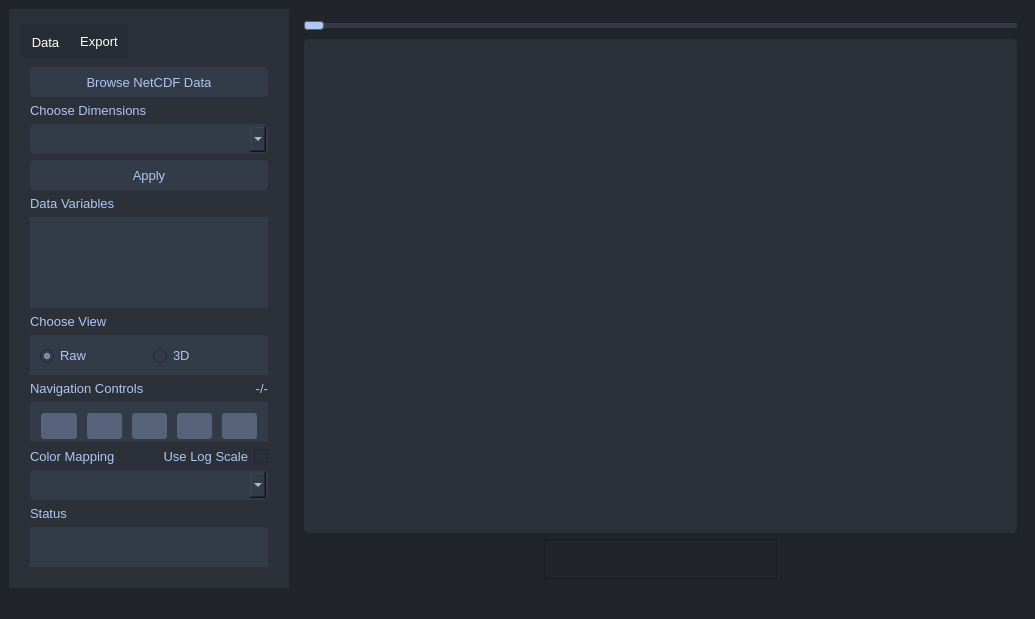
Before: the Qt Designer form assets/ui/gui.ui in sherinsugathan/GeoVis, drawn with Qt 5.
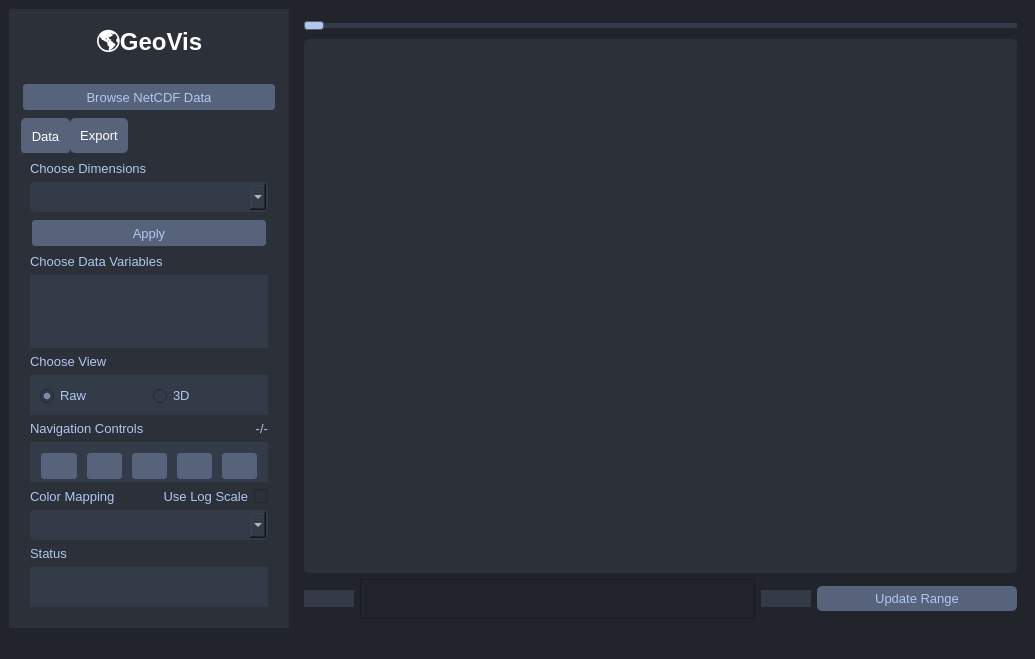
After: the same form once the commit is applied. The open tabs and pages were chosen to show the change. Icons and pictures are not drawn.

What changed in the file:
```diff
--- a/assets/ui/gui.ui
+++ b/assets/ui/gui.ui
@@ -140,7 +140,13 @@
            <number>0</number>
           </property>
           <item>
-           <widget class="QLabel" name="label_VarMin">
+           <widget class="QLineEdit" name="lineEdit_VarMin">
+            <property name="maximumSize">
+             <size>
+              <width>50</width>
+              <height>16777215</height>
+             </size>
+            </property>
             <property name="font">
              <font>
               <family>Arial</family>
@@ -148,10 +154,10 @@
              </font>
             </property>
             <property name="styleSheet">
-             <string notr="true">color:rgb(175, 199, 242);</string>
-            </property>
-            <property name="text">
-             <string/>
+             <string notr="true">border: 0px solid gray; 
+/*border-color:  rgb(135	, 154, 181);*/
+background : rgb(52, 59, 72);
+color:rgb(175, 199, 242);</string>
             </property>
            </widget>
           </item>
@@ -178,7 +184,13 @@
            </widget>
           </item>
           <item>
-           <widget class="QLabel" name="label_VarMax">
+           <widget class="QLineEdit" name="lineEdit_VarMax">
+            <property name="maximumSize">
+             <size>
+              <width>50</width>
+              <height>16777215</height>
+             </size>
+            </property>
             <property name="font">
              <font>
               <family>Arial</family>
@@ -186,10 +198,53 @@
              </font>
             </property>
             <property name="styleSheet">
-             <string notr="true">color:rgb(175, 199, 242);</string>
+             <string notr="true">border: 0px solid gray; 
+/*border-color:  rgb(135	, 154, 181);*/
+background : rgb(52, 59, 72);
+color:rgb(175, 199, 242);</string>
+            </property>
+           </widget>
+          </item>
+          <item>
+           <widget class="QPushButton" name="pushButton_UpdateRange">
+            <property name="minimumSize">
+             <size>
+              <width>100</width>
+              <height>25</height>
+             </size>
+            </property>
+            <property name="maximumSize">
+             <size>
+              <width>200</width>
+              <height>16777215</height>
+             </size>
+            </property>
+            <property name="font">
+             <font>
+              <family>Arial</family>
+              <pointsize>10</pointsize>
+             </font>
+            </property>
+            <property name="styleSheet">
+             <string notr="true">QPushButton {
+	border: 0px solid rgb(52, 59, 72);
+	border-radius: 5px;	
+	/*background-color: rgb(52, 59, 72);*/
+background-color: rgb(87, 99, 122);
+color:rgb(175, 199, 242);
+}
+QPushButton:hover {
+	/*background-color: rgb(57, 65, 80);*/
+background-color: rgb(103, 117, 144);
+	border: 2px solid rgb(61, 70, 86);
+}
+QPushButton:pressed {	
+	background-color: rgb(35, 40, 49);
+	border: 2px solid rgb(43, 50, 61);
+}</string>
             </property>
             <property name="text">
-             <string/>
+             <string>Update Range</string>
             </property>
            </widget>
           </item>
@@ -226,6 +281,89 @@
        <string/>
       </property>
       <layout class="QVBoxLayout" name="verticalLayout">
+       <item>
+        <widget class="QLabel" name="label_8">
+         <property name="font">
+          <font>
+           <family>Arial</family>
+           <pointsize>18</pointsize>
+           <bold>true</bold>
+          </font>
+         </property>
+         <property name="layoutDirection">
+          <enum>Qt::LeftToRight</enum>
+         </property>
+         <property name="text">
+          <string>🌎GeoVis</string>
+         </property>
+         <property name="scaledContents">
+          <bool>false</bool>
+         </property>
+         <property name="alignment">
+          <set>Qt::AlignCenter</set>
+         </property>
+        </widget>
+       </item>
+       <item>
+        <spacer name="verticalSpacer_4">
+         <property name="orientation">
+          <enum>Qt::Vertical</enum>
+         </property>
+         <property name="sizeType">
+          <enum>QSizePolicy::Fixed</enum>
+         </property>
+         <property name="sizeHint" stdset="0">
+          <size>
+           <width>20</width>
+           <height>10</height>
+          </size>
+         </property>
+        </spacer>
+       </item>
+       <item>
+        <widget class="QPushButton" name="pushButton_LoadDataset">
+         <property name="minimumSize">
+          <size>
+           <width>0</width>
+           <height>30</height>
+          </size>
+         </property>
+         <property name="maximumSize">
+          <size>
+           <width>280</width>
+           <height>16777215</height>
+          </size>
+         </property>
+         <property name="font">
+          <font>
+           <family>Arial</family>
+           <pointsize>10</pointsize>
+          </font>
+         </property>
+         <property name="styleSheet">
+          <string notr="true">QPushButton {
+border: 2px solid rgb(44, 48, 57);
+	border-radius: 5px;	
+	/*background-color: rgb(52, 59, 72);*/
+background-color: rgb(87, 99, 122);
+color:rgb(175, 199, 242);
+}
+QPushButton:hover {
+	/*background-color: rgb(57, 65, 80);*/
+background-color: rgb(103, 117, 144);
+border: 0px solid rgb(52, 59, 72);
+	
+}
+QPushButton:pressed {	
+	background-color: rgb(35, 40, 49);
+	border: 2px solid rgb(43, 50, 61);
+}</string>
+         </property>
+         <property name="text">
+          <string>Browse NetCDF Data</string>
+         </property>
+        </widget>
+       </item>
        <item>
         <widget class="QTabWidget" name="tabWidget">
          <property name="sizePolicy">
@@ -244,12 +382,14 @@
           <string notr="true">QTabWidget::pane {
   border: 0px solid lightgray;
   top:-1px; 
-  background: rgb(245, 245, 245);; 
+border-radius: 5px;	
+  background: rgb(245, 245, 245);
 } 
 
 QTabBar::tab {
-	background-color: rgb(40, 44, 52);
+	background-color: rgb(87, 99, 122);
   border: 0px solid lightgray; 
+border-radius: 5px;	
   padding: 10px;
 } 
 
@@ -273,47 +413,6 @@
            <string>Data</string>
           </attribute>
           <layout class="QVBoxLayout" name="verticalLayout_2">
-           <item>
-            <widget class="QPushButton" name="pushButton_LoadDataset">
-             <property name="minimumSize">
-              <size>
-               <width>0</width>
-               <height>30</height>
-              </size>
-             </property>
-             <property name="maximumSize">
-              <size>
-               <width>280</width>
-               <height>16777215</height>
-              </size>
-             </property>
-             <property name="font">
-              <font>
-               <family>Arial</family>
-               <pointsize>10</pointsize>
-              </font>
-             </property>
-             <property name="styleSheet">
-              <string notr="true">QPushButton {
-	border: 2px solid rgb(52, 59, 72);
-	border-radius: 5px;	
-	background-color: rgb(52, 59, 72);
-color:rgb(175, 199, 242);
-}
-QPushButton:hover {
-	background-color: rgb(57, 65, 80);
-	border: 2px solid rgb(61, 70, 86);
-}
-QPushButton:pressed {	
-	background-color: rgb(35, 40, 49);
-	border: 2px solid rgb(43, 50, 61);
-}</string>
-             </property>
-             <property name="text">
-              <string>Browse NetCDF Data</string>
-             </property>
-            </widget>
-           </item>
            <item>
             <spacer name="verticalSpacer_3">
              <property name="orientation">
@@ -401,9 +500,10 @@
              </property>
              <property name="styleSheet">
               <string notr="true">QPushButton {
-	border: 2px solid rgb(52, 59, 72);
+border: 2px solid rgb(44, 48, 57);
 	border-radius: 5px;	
-	background-color: rgb(52, 59, 72);
+	/*background-color: rgb(52, 59, 72);*/
+background-color: rgb(87, 99, 122);
 color:rgb(175, 199, 242);
 }
 QPushButton:hover {
@@ -433,7 +533,7 @@
               <string notr="true">color:rgb(175, 199, 242);</string>
              </property>
              <property name="text">
-              <string>Data Variables</string>
+              <string>Choose Data Variables</string>
              </property>
             </widget>
            </item>
```
Left out of the diff: 26 changed lines with no effect on the pictures.
